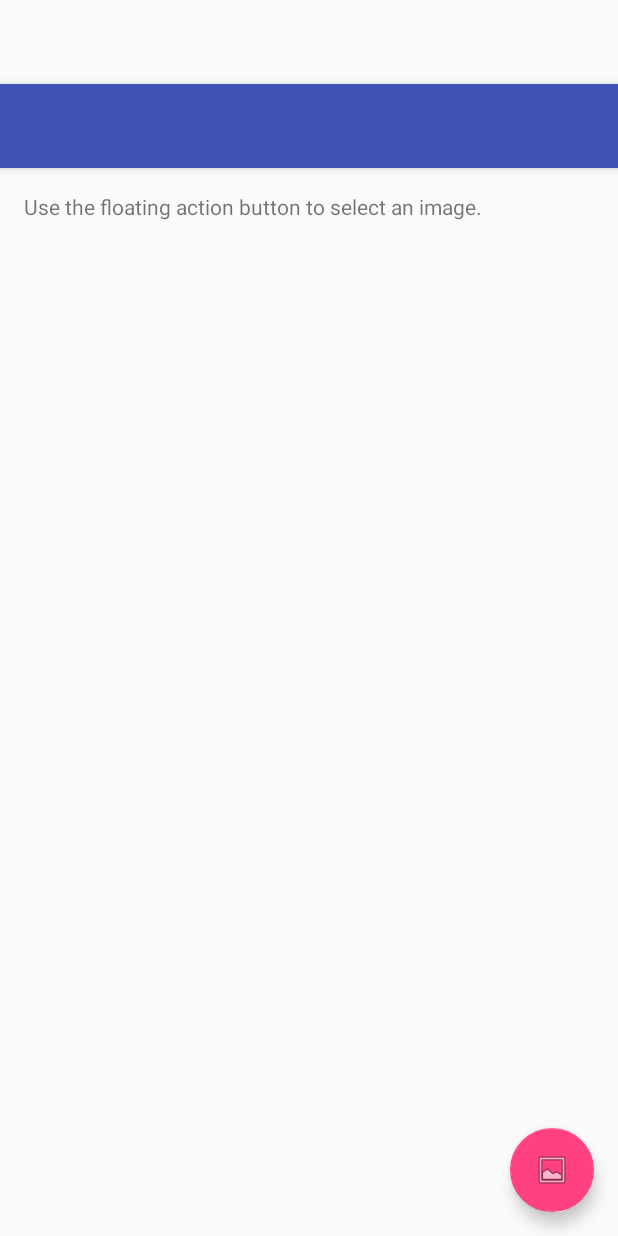
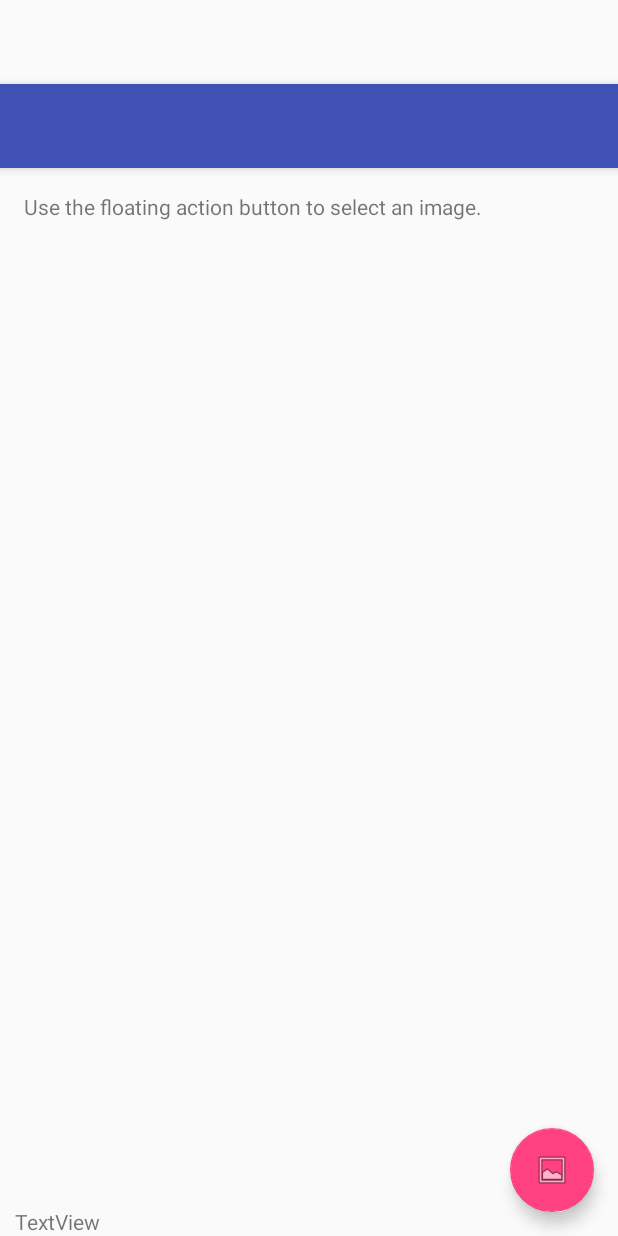
Before and after one commit to amysudarat/Bindr, an Android app: the layout activity_main.xml on its own in the app's theme, with its tools: preview values and no code run, on a phone screen of 412 x 824 dp. Run offline under Robolectric (Android 15) with nearby library versions, the phone set to English and light mode, and no system bars.

```diff
--- a/app/build.gradle
+++ b/app/build.gradle
@@ -34,4 +34,5 @@ dependencies {
     implementation 'com.google.api-client:google-api-client-android:1.23.0' exclude module: 'httpclient'
     implementation 'com.google.http-client:google-http-client-gson:1.23.0' exclude module: 'httpclient'
     implementation 'com.google.apis:google-api-services-vision:v1-rev369-1.23.0'
+    implementation 'com.github.erd:android-volley:1.0.0'
 }
--- a/app/src/main/res/layout/activity_main.xml
+++ b/app/src/main/res/layout/activity_main.xml
@@ -31,4 +31,13 @@
     android:layout_margin="@dimen/fab_margin"
     android:src="@android:drawable/ic_menu_gallery" />
 
+    <TextView
+        android:id="@+id/textView2"
+        android:layout_width="match_parent"
+        android:layout_height="wrap_content"
+        android:text="TextView"
+        android:layout_gravity="bottom"
+        android:layout_marginHorizontal="10dp"
+        />
+
 </android.support.design.widget.CoordinatorLayout>
```
Also changed, not shown: app/src/main/java/com/google/sample/cloudvision/MainActivity.java (+15 -4 lines), app/src/main/java/com/google/sample/cloudvision/searchbook.java (added, +41 -0 lines).
